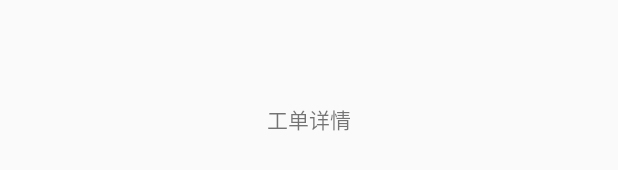
After one commit to qifan-code/chuanjiaoapp, an Android app: the layout activity_project_detail.xml on its own in the app's theme, with its tools: preview values and no code run, on a phone screen of 412 x 824 dp. The commit adds this screen. Shown: the part 499-669 px from the top of the screen. Run offline under Robolectric (Android 15) with nearby library versions, the phone set to English and light mode, and no system bars.

Commit message:
add new activity

```diff
--- /dev/null
+++ b/app/src/main/res/layout/activity_project_detail.xml
@@ -0,0 +1,18 @@
+<?xml version="1.0" encoding="utf-8"?>
+<androidx.constraintlayout.widget.ConstraintLayout xmlns:android="http://schemas.android.com/apk/res/android"
+    xmlns:app="http://schemas.android.com/apk/res-auto"
+    xmlns:tools="http://schemas.android.com/tools"
+    android:layout_width="match_parent"
+    android:layout_height="match_parent"
+    tools:context=".ProjectDetailActivity">
+
+    <TextView
+        android:id="@+id/textView4"
+        android:layout_width="wrap_content"
+        android:layout_height="wrap_content"
+        android:text="工单详情"
+        app:layout_constraintBottom_toBottomOf="parent"
+        app:layout_constraintEnd_toEndOf="parent"
+        app:layout_constraintStart_toStartOf="parent"
+        app:layout_constraintTop_toTopOf="parent" />
+</androidx.constraintlayout.widget.ConstraintLayout>
```
Also changed, not shown: app/src/main/java/com/example/chuanjiaoapp/MaterialReturnActivity.java (added, +14 -0 lines), app/src/main/java/com/example/chuanjiaoapp/NewProjectMaterialApplyActivity.java (added, +14 -0 lines), app/src/main/java/com/example/chuanjiaoapp/ProjectDetailActivity.java (added, +14 -0 lines), app/src/main/res/layout/material_return.xml (added, +18 -0 lines), app/src/main/res/layout/new_project_material_apply.xml (added, +18 -0 lines), app/src/main/res/layout/test.xml (+33 -3 lines).
